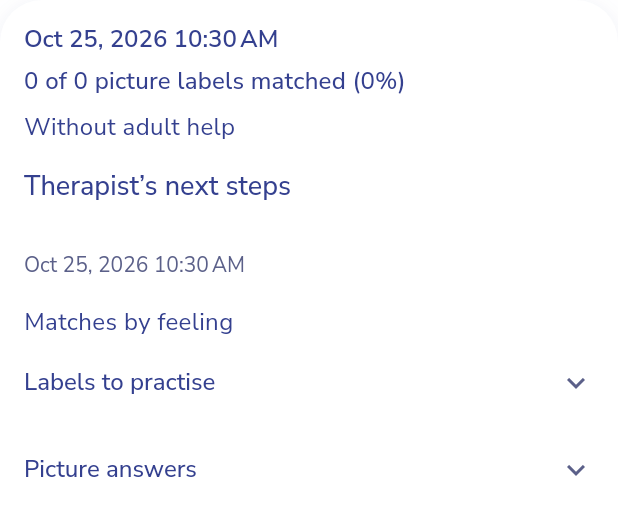
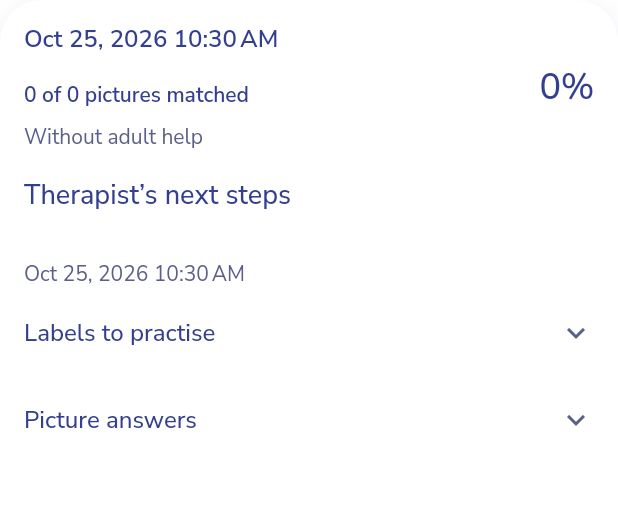
Before and after one commit to DivyeshMangla/JapanHackathon-RuntimeError, a Flutter app: the ExpressionResultCard widget shown alone on an empty page, opened directly with empty values, on a phone screen of 412 x 824 dp. Shown: the top 516 px of the screen. Run offline on Flutter 3.47's test engine with Material 3 defaults, Android fonts, the phone set to English and light mode, and no system bars; our stand-ins replace file_picker, flutter_local_notifications, flutter_riverpod, flutter_secure_storage, flutter_timezone, go_router and 7 more; missing offline and left inert: proximity_sensor, record; accounts and stored records are empty; generated files the repository leaves out were written again.

Commit message:
feat(expressions): show feelings results as an accuracy chart
Replace the text score and per-feeling list with AccuracyChart. The
chart takes an optional overall value, since the share of all answers
differs from the mean of feelings with unequal picture counts.

Co-Authored-By: Claude Opus 5.5 <noreply@anthropic.com>

```diff
--- a/lib/features/expressions/presentation/expression_progress_panel.dart
+++ b/lib/features/expressions/presentation/expression_progress_panel.dart
@@ -3,6 +3,7 @@ import 'package:flutter_riverpod/flutter_riverpod.dart';
 import 'package:intl/intl.dart';
 
 import '../../../core/theme/app_tokens.dart';
+import '../../../shared/widgets/accuracy_chart.dart';
 import '../../../shared/widgets/async_view.dart';
 import '../../../shared/widgets/ink_card.dart';
 import '../../../shared/widgets/page_list.dart';
@@ -57,19 +58,27 @@ class ExpressionResultCard extends StatelessWidget {
           style: Theme.of(context).textTheme.labelLarge,
         ),
         const SizedBox(height: AppSpacing.sm),
-        Text(
-          ExpressionStrings.score(
-            session.correct,
-            session.total,
-            session.accuracy,
-          ),
-          style: Theme.of(context).textTheme.titleMedium,
+        AccuracyChart(
+          title: ExpressionStrings.matched(session.correct, session.total),
+          overall: session.accuracy / 100,
+          notAssessable: ExpressionStrings.notAssessable,
+          measures: [
+            for (final count in session.perExpression)
+              AccuracyMeasure(
+                ExpressionStrings.count(
+                  count.feeling,
+                  count.correct,
+                  count.total,
+                ),
+                count.total == 0 ? null : count.correct / count.total,
+              ),
+          ],
         ),
-        const SizedBox(height: AppSpacing.sm),
         Text(
           session.assistance == ExpressionAssistance.withHelp
               ? ExpressionStrings.withHelp
               : ExpressionStrings.independent,
+          style: Theme.of(context).textTheme.bodySmall,
         ),
         const SizedBox(height: AppSpacing.md),
         const SectionLabel(ExpressionStrings.feedback),
@@ -78,12 +87,6 @@ class ExpressionResultCard extends StatelessWidget {
           Text(
             DateFormat.yMMMd().add_jm().format(session.reviewedAt!),
             style: Theme.of(context).textTheme.bodySmall,
-          ),
-        const SizedBox(height: AppSpacing.md),
-        const Text(ExpressionStrings.byFeeling),
-        for (final count in session.perExpression)
-          Text(
-            ExpressionStrings.count(count.feeling, count.correct, count.total),
           ),
         ExpansionTile(
           tilePadding: EdgeInsets.zero,
--- a/lib/features/expressions/presentation/expression_strings.dart
+++ b/lib/features/expressions/presentation/expression_strings.dart
@@ -42,7 +42,7 @@ abstract final class ExpressionStrings {
   static const sendFeedback = 'Send feedback to family';
   static const feedbackRequired = 'Add feedback before sending.';
   static const details = 'Picture answers';
-  static const byFeeling = 'Matches by feeling';
+  static const notAssessable = 'n/a';
   static const confusions = 'Labels to practise';
   static const allMatched = 'All picture labels matched this round.';
   static const leaveTitle = 'Leave this round?';
@@ -62,10 +62,10 @@ abstract final class ExpressionStrings {
   };
   static String question(int index, int total) => 'Picture $index of $total';
   static String pictureLabel(int index) => 'Illustrated face, picture $index';
-  static String score(int correct, int total, double accuracy) =>
-      '$correct of $total picture labels matched (${accuracy.toStringAsFixed(0)}%)';
+  static String matched(int correct, int total) =>
+      '$correct of $total pictures matched';
   static String count(Feeling feeling, int correct, int total) =>
-      '${label(feeling)}: $correct of $total';
+      '${label(feeling)} $correct/$total';
   static String confusion(Feeling expected, Feeling selected, int count) =>
       '${label(expected)} pictures labelled ${label(selected)}: $count';
   static String answer(Feeling expected, Feeling selected) =>
--- a/lib/shared/widgets/accuracy_chart.dart
+++ b/lib/shared/widgets/accuracy_chart.dart
@@ -12,18 +12,23 @@ class AccuracyMeasure {
   final double? value;
 }
 
-/// A headline percentage, the mean of the assessable measures, above one bar
-/// per measure.
+/// A headline percentage, by default the mean of the assessable measures,
+/// above one bar per measure.
 class AccuracyChart extends StatelessWidget {
   const AccuracyChart({
     super.key,
     required this.title,
     required this.measures,
     required this.notAssessable,
+    this.overall,
   });
 
   final String title;
   final List<AccuracyMeasure> measures;
+
+  /// Headline value when it is not the mean of the bars, such as the share of
+  /// all answers when feelings had different numbers of pictures.
+  final double? overall;
 
   /// Shown in place of a percentage for a measure without a value.
   final String notAssessable;
@@ -37,9 +42,11 @@ class AccuracyChart extends StatelessWidget {
       for (final measure in measures)
         if (measure.value != null) measure.value!,
     ];
-    final overall = values.isEmpty
-        ? null
-        : values.reduce((a, b) => a + b) / values.length;
+    final overall =
+        this.overall ??
+        (values.isEmpty
+            ? null
+            : values.reduce((a, b) => a + b) / values.length);
     return Column(
       crossAxisAlignment: CrossAxisAlignment.stretch,
       children: [
```
